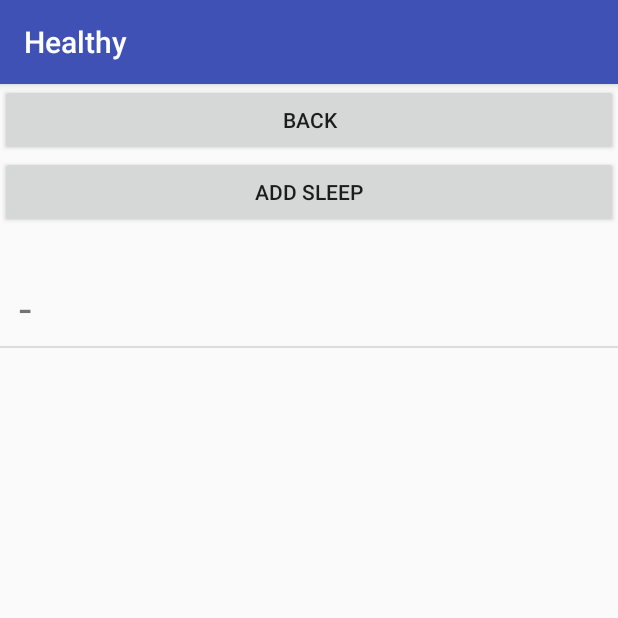
After one commit to mickey0142/Healthy, an Android app: the fragment SleepFragment placed in its activity, on a phone screen of 412 x 824 dp, the top half of it. The commit adds this screen. Run offline under Robolectric (Android 15) with nearby library versions, the phone set to English and light mode, and no system bars; our stand-ins replace Firebase (no records; nobody signed in at launch, a user with empty details on screens opened directly).

Commit message:
add record sleep function

```diff
--- a/app/build.gradle
+++ b/app/build.gradle
@@ -4,8 +4,8 @@ android {
     compileSdkVersion 28
     defaultConfig {
         applicationId "com.example.mickey.healthy"
-        minSdkVersion 24
-        targetSdkVersion 28
+        minSdkVersion 23
+        targetSdkVersion 23
         versionCode 1
         versionName "1.0"
         testInstrumentationRunner "android.support.test.runner.AndroidJUnitRunner"
--- a/app/src/main/java/com/example/mickey/healthy/LoginFragment.java
+++ b/app/src/main/java/com/example/mickey/healthy/LoginFragment.java
@@ -52,7 +52,7 @@ public class LoginFragment extends Fragment{
             public void onClick(View v) {
                 EditText username = getView().findViewById(R.id.login_username);
                 EditText password = getView().findViewById(R.id.login_password);
-                String usernameStr = username.getText().toString();
+                final String usernameStr = username.getText().toString();
                 String passwordStr = password.getText().toString();
                 if (usernameStr.isEmpty() || passwordStr.isEmpty())
                 {
@@ -89,7 +89,7 @@ public class LoginFragment extends Fragment{
                         public void onFailure(@NonNull Exception e)
                         {
                             Toast.makeText(getContext(), "login failed ", Toast.LENGTH_SHORT);
-                            Log.d("login", "Error : " + e.getMessage());
+                            Log.d("login", "Error + " + usernameStr + " : " + e.getMessage());
                         }
                     });
                 }
--- a/app/src/main/java/com/example/mickey/healthy/MenuFragment.java
+++ b/app/src/main/java/com/example/mickey/healthy/MenuFragment.java
@@ -20,6 +20,16 @@ import java.util.ArrayList;
 public class MenuFragment extends Fragment {
     ArrayList<String> menu = new ArrayList<>();
 
+    @Override
+    public void onCreate(@Nullable Bundle savedInstanceState) {
+        super.onCreate(savedInstanceState);
+
+        menu.add("BMI");
+        menu.add("Weight");
+        menu.add("Sleep");
+        menu.add("SignOut");
+    }
+
     @Nullable
     @Override
     public View onCreateView(@NonNull LayoutInflater inflater, @Nullable ViewGroup container, @Nullable Bundle savedInstanceState) {
@@ -29,9 +39,6 @@ public class MenuFragment extends Fragment {
     @Override
     public void onActivityCreated(@Nullable Bundle savedInstanceState) {
         super.onActivityCreated(savedInstanceState);
-        menu.add("BMI");
-        menu.add("Weight");
-        menu.add("SignOut");
 
         final ArrayAdapter<String> menuAdapter = new ArrayAdapter<String>(
                 getActivity(), android.R.layout.simple_list_item_1, menu
@@ -59,6 +66,14 @@ public class MenuFragment extends Fragment {
                 }
                 else if (i == 2)
                 {
+                    getActivity().getSupportFragmentManager()
+                            .beginTransaction()
+                            .replace(R.id.main_view, new SleepFragment())
+                            .addToBackStack(null)
+                            .commit();
+                }
+                else if (i == 3)
+                {
                     FirebaseAuth.getInstance().signOut();
                     getActivity().getSupportFragmentManager()
                             .beginTransaction()
--- /dev/null
+++ b/app/src/main/java/com/example/mickey/healthy/Sleep.java
@@ -0,0 +1,94 @@
+package com.example.mickey.healthy;
+
+import android.util.Log;
+
+import java.io.Serializable;
+import java.text.SimpleDateFormat;
+import java.util.Date;
+
+public class Sleep implements Serializable {
+    private int id;
+    private String date;
+    private String toBedTime;
+    private String awakeTime;
+    private String sleepTime;
+
+    public Sleep()
+    {
+
+    }
+
+    public int getId() {
+        return id;
+    }
+
+    public void setId(int id) {
+        this.id = id;
+    }
+
+    public String getDate() {
+        return date;
+    }
+
+    public void setDate(String date) {
+        this.date = date;
+    }
+
+    public String getToBedTime() {
+        return toBedTime;
+    }
+
+    public void setToBedTime(String toBedTime) {
+        this.toBedTime = toBedTime;
+    }
+
+    public String getAwakeTime() {
+        return awakeTime;
+    }
+
+    public void setAwakeTime(String awakeTime) {
+        this.awakeTime = awakeTime;
+    }
+
+    public String getSleepTime() {
+        calculateSleepTime();
+        return sleepTime;
+    }
+
+    public void setSleepTime(String sleepTime) {
+        this.sleepTime = sleepTime;
+    }
+
+    public void calculateSleepTime()
+    {
+        try
+        {
+            SimpleDateFormat format = new SimpleDateFormat("HH:mm");
+            Date toBed = format.parse(toBedTime);
+            Date awake = format.parse(awakeTime);
+            long difference = 0;
+            boolean after = false;
+            if (toBed.after(awake))
+            {
+                difference = ((awake.getTime() - toBed.getTime()) / 1000) / 60;
+                after = true;
+            }
+            else if (toBed.before(awake))
+            {
+                difference = ((toBed.getTime() - awake.getTime()) / 1000) / 60;
+            }
+            difference = Math.abs(difference);
+            int hour = (int) difference / 60;
+            if (after)
+            {
+                hour = 24 - hour;
+            }
+            int minute = (int) difference % 60;
+            sleepTime = String.format("%02d", hour) + ":" + String.format("%02d", minute);
+        }
+        catch (Exception e)
+        {
+            Log.d("test", e.getMessage());
+        }
+    }
+}
--- /dev/null
+++ b/app/src/main/java/com/example/mickey/healthy/SleepAdapter.java
@@ -0,0 +1,39 @@
+package com.example.mickey.healthy;
+
+import android.content.Context;
+import android.support.annotation.NonNull;
+import android.support.annotation.Nullable;
+import android.view.LayoutInflater;
+import android.view.View;
+import android.view.ViewGroup;
+import android.widget.ArrayAdapter;
+import android.widget.TextView;
+
+import java.util.List;
+
+public class SleepAdapter extends ArrayAdapter {
+
+    List<Sleep> sleeps;
+    Context context;
+
+    public SleepAdapter(Context context, int resource, List<Sleep> objects)
+    {
+        super(context, resource, objects);
+        this.sleeps = objects;
+        this.context = context;
+    }
+
+    @NonNull
+    @Override
+    public View getView(int position, @Nullable View convertView, @NonNull ViewGroup parent) {
+        View sleepItem = LayoutInflater.from(context).inflate(R.layout.fragment_sleep_list_item, parent, false);
+        TextView date = sleepItem.findViewById(R.id.sleep_list_item_date);
+        TextView time = sleepItem.findViewById(R.id.sleep_list_item_time);
+        TextView sleepTime = sleepItem.findViewById(R.id.sleep_list_item_sleep_time);
+        Sleep sleep = sleeps.get(position);
+        date.setText(sleep.getDate());
+        time.setText(sleep.getToBedTime() + " - " + sleep.getAwakeTime());
+        sleepTime.setText(sleep.getSleepTime());
+        return sleepItem;
+    }
+}
--- /dev/null
+++ b/app/src/main/java/com/example/mickey/healthy/SleepFragment.java
@@ -0,0 +1,109 @@
+package com.example.mickey.healthy;
+
+import android.content.Context;
+import android.database.Cursor;
+import android.database.sqlite.SQLiteDatabase;
+import android.os.Bundle;
+import android.support.annotation.NonNull;
+import android.support.annotation.Nullable;
+import android.support.v4.app.Fragment;
+import android.support.v4.app.FragmentTransaction;
+import android.view.LayoutInflater;
+import android.view.View;
+import android.view.ViewGroup;
+import android.widget.AdapterView;
+import android.widget.Button;
+import android.widget.ListView;
+
+import java.util.ArrayList;
+
+public class SleepFragment extends Fragment {
+
+    SQLiteDatabase myDB;
+
+    @Override
+    public void onCreate(@Nullable Bundle savedInstanceState) {
+        super.onCreate(savedInstanceState);
+
+        myDB = getActivity().openOrCreateDatabase("my.db", Context.MODE_PRIVATE, null);
+        myDB.execSQL("CREATE TABLE IF NOT EXISTS sleep (id INTEGER PRIMARY KEY AUTOINCREMENT, date VARCHAR(10), toBedTime VARCHAR(5), awakeTime VARCHAR(5))");
+
+    }
+
+    @Nullable
+    @Override
+    public View onCreateView(@NonNull LayoutInflater inflater, @Nullable ViewGroup container, @Nullable Bundle savedInstanceState) {
+        return inflater.inflate(R.layout.fragment_sleep, container, false);
+    }
+
+    @Override
+    public void onActivityCreated(@Nullable Bundle savedInstanceState) {
+        super.onActivityCreated(savedInstanceState);
+
+        initBackButton();
+        initAddButton();
+        getAndShowData();
+    }
+
+    public void initBackButton()
+    {
+        Button backButton = getView().findViewById(R.id.sleep_back_button);
+        backButton.setOnClickListener(new View.OnClickListener() {
+            @Override
+            public void onClick(View v) {
+                getFragmentManager().popBackStack();
+            }
+        });
+    }
+
+    public void initAddButton()
+    {
+        Button addSleepButton = getView().findViewById(R.id.sleep_add_sleep);
+        addSleepButton.setOnClickListener(new View.OnClickListener() {
+            @Override
+            public void onClick(View v) {
+                getActivity().getSupportFragmentManager()
+                        .beginTransaction()
+                        .replace(R.id.main_view, new AddSleepFragment())
+                        .addToBackStack(null)
+                        .commit();
+            }
+        });
+    }
+
+    public void getAndShowData()
+    {
+        Cursor cursor = myDB.rawQuery("select id, date, toBedTime, awakeTime from sleep", null);
+        final ArrayList<Sleep> sleepList = new ArrayList<>();
+        while(cursor.moveToNext())
+        {
+            int id = cursor.getInt(0);
+            String date = cursor.getString(1);
+            String toBedTime = cursor.getString(2);
+            String awakeTime = cursor.getString(3);
+            Sleep sleep = new Sleep();
+            sleep.setId(id);
+            sleep.setDate(date);
+            sleep.setToBedTime(toBedTime);
+            sleep.setAwakeTime(awakeTime);
+            sleepList.add(sleep);
+        }
+        cursor.close();
+
+        ListView sleepListView = getView().findViewById(R.id.sleep_list_view);
+        SleepAdapter sleepAdapter = new SleepAdapter(getActivity(), R.layout.fragment_sleep_list_item, sleepList);
+        sleepListView.setAdapter(sleepAdapter);
+        sleepListView.setOnItemClickListener(new AdapterView.OnItemClickListener() {
+            @Override
+            public void onItemClick(AdapterView<?> parent, View view, int position, long id) {
+                Bundle bundle = new Bundle();
+                bundle.putSerializable("sleep object", sleepList.get(position));
+                Fragment addSleepFragment = new AddSleepFragment();
+                addSleepFragment.setArguments(bundle);
+                FragmentTransaction ft = getActivity().getSupportFragmentManager().beginTransaction();
+                ft.setTransition(FragmentTransaction.TRANSIT_FRAGMENT_OPEN);
+                ft.replace(R.id.main_view, addSleepFragment).addToBackStack(null).commit();
+            }
+        });
+    }
+}
--- /dev/null
+++ b/app/src/main/res/layout/fragment_sleep.xml
@@ -0,0 +1,23 @@
+<?xml version="1.0" encoding="utf-8"?>
+<LinearLayout xmlns:android="http://schemas.android.com/apk/res/android"
+    android:orientation="vertical" android:layout_width="match_parent"
+    android:layout_height="match_parent">
+
+    <Button
+        android:id="@+id/sleep_back_button"
+        android:layout_width="match_parent"
+        android:layout_height="wrap_content"
+        android:text="back"/>
+
+    <Button
+        android:id="@+id/sleep_add_sleep"
+        android:layout_width="match_parent"
+        android:layout_height="wrap_content"
+        android:text="add sleep"/>
+
+    <ListView
+        android:id="@+id/sleep_list_view"
+        android:layout_width="match_parent"
+        android:layout_height="600dp"></ListView>
+
+</LinearLayout>
--- /dev/null
+++ b/app/src/main/res/layout/fragment_sleep_list_item.xml
@@ -0,0 +1,30 @@
+<?xml version="1.0" encoding="utf-8"?>
+<LinearLayout xmlns:android="http://schemas.android.com/apk/res/android"
+    android:orientation="vertical" android:layout_width="match_parent"
+    android:layout_height="match_parent"
+    android:padding="5dp">
+
+    <TextView
+        android:id="@+id/sleep_list_item_date"
+        android:layout_width="wrap_content"
+        android:layout_height="wrap_content"
+        android:text="19-01-1998"
+        android:textSize="20dp"/>
+
+    <TextView
+        android:id="@+id/sleep_list_item_time"
+        android:layout_width="wrap_content"
+        android:layout_height="wrap_content"
+        android:text="00:00 - 20:00"
+        android:textSize="30dp"/>
+
+    <TextView
+        android:id="@+id/sleep_list_item_sleep_time"
+        android:layout_width="wrap_content"
+        android:layout_height="wrap_content"
+        android:text="09:30"
+        android:textSize="35dp"
+        android:layout_gravity="end"
+        android:layout_marginTop="-60dp"/>
+
+</LinearLayout>
```
Also changed, not shown: app/src/main/java/com/example/mickey/healthy/AddSleepFragment.java (added, +121 -0 lines), app/src/main/res/layout/fragment_add_sleep.xml (added, +36 -0 lines).
